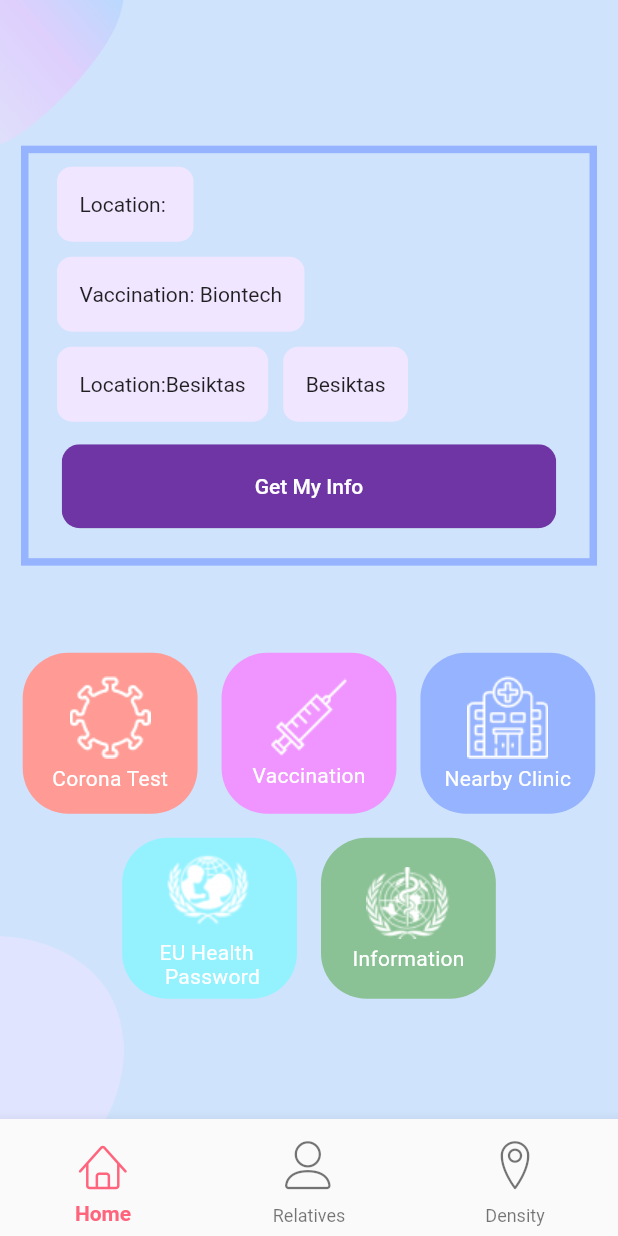
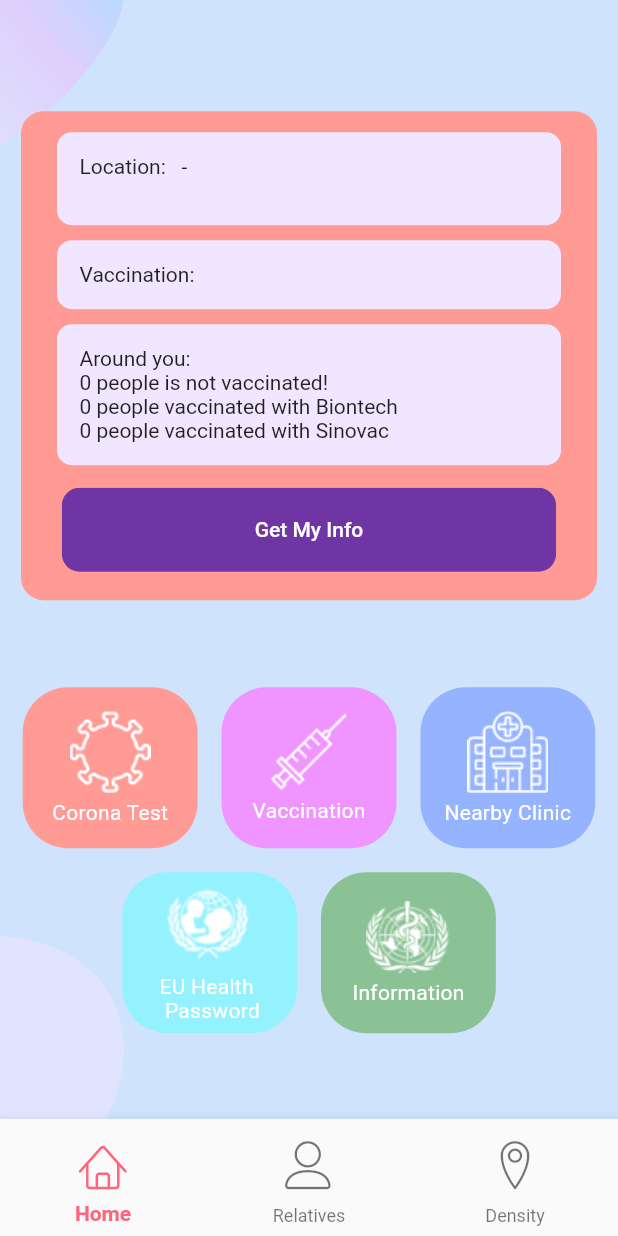
Before and after one commit to burhanemirkeles/capstone_project, a Flutter app: the MainScreen screen opened directly, after a tap on "Get My Info", on a phone screen of 412 x 824 dp. Run offline on Flutter 3.47's test engine with Material 2 defaults, Android fonts, the phone set to English and light mode, and no system bars; our stand-ins replace cloud_firestore, firebase_auth, firebase_core, firebase_database, geolocator, google_fonts and 2 more; missing offline and left inert: geocoder; accounts and stored records are empty.

Commit message:
info card created

```diff
--- a/mobile/lib/components/customTextLabelContainer.dart
+++ b/mobile/lib/components/customTextLabelContainer.dart
@@ -23,7 +23,7 @@ class _CustomTextLabelContainerState extends State<CustomTextLabelContainer> {
       margin: const EdgeInsets.symmetric(vertical: 5, horizontal: 5),
       padding: const EdgeInsets.all(15),
       //width: 160,
-      height: 50,
+      //height: 50,
       decoration: BoxDecoration(
         color: kPrimaryLightColor,
         borderRadius: BorderRadius.circular(10),
--- a/mobile/lib/main.dart
+++ b/mobile/lib/main.dart
@@ -31,7 +31,7 @@ class MyApp extends StatelessWidget {
         primaryColor: kPrimaryColor,
         scaffoldBackgroundColor: Colors.white,
       ),
-      home: const MainScreen(),
+      home: const WelcomeScreen(),
     );
   }
 }
--- a/mobile/lib/screens/Home_Page/body.dart
+++ b/mobile/lib/screens/Home_Page/body.dart
@@ -1,17 +1,20 @@
-// ignore_for_file: unused_import, avoid_print, prefer_const_constructors
+// ignore_for_file: unused_import, avoid_print, prefer_const_constructors, camel_case_types
 
 import 'package:capstone_project/Constants.dart';
 import 'package:capstone_project/components/assets.dart';
 import 'package:capstone_project/components/backgroundForLanding.dart';
 import 'package:capstone_project/components/customTextLabelContainer.dart';
 import 'package:capstone_project/components/roundedButton.dart';
+import 'package:capstone_project/screens/Corona_Test_Page/coronaTestScreen.dart';
 import 'package:capstone_project/screens/EU_Health_Passport_WV_page/eu_health_passport.dart';
 import 'package:capstone_project/screens/Home_Page/Map/map_view.dart';
 import 'package:capstone_project/screens/Home_Page/components/item_card.dart';
 import 'package:capstone_project/screens/Information_Page/information_page.dart';
 import 'package:capstone_project/screens/New_Pages/new_page_for_test.dart';
+import 'package:capstone_project/screens/Vaccination_Page/vaccination_screen.dart';
 import 'package:capstone_project/services/location.dart';
 import 'package:cloud_firestore/cloud_firestore.dart';
+import 'package:firebase_auth/firebase_auth.dart';
 import 'package:flutter/material.dart';
 import "package:capstone_project/screens/Home_Page/components/itemCardConstants.dart";
 import 'package:geolocator/geolocator.dart';
@@ -26,12 +29,24 @@ class Body extends StatefulWidget {
 
 class _BodyState extends State<Body> {
   Location location = Location();
-  String lat = " ";
-  String lon = " ";
-  String cityName = " ";
-  String vaccineInfo = " ";
+  String latitudeHomeScreen = " ";
+  String longitudeHomeScreen = " ";
+  double? latitudeDouble;
+  double? longitudeDouble;
+  String cityNameHomeScreen = " ";
+  String areaName = " ";
+  String vaccineInfoHomeScreen = " ";
+  String? userEmailHomeScreen = " ";
+  int? numberOfPeopleNotVaccinatedInArea = 0;
+  int? numberOfPeopleVaccinatedWithBiontech = 0;
+  int? numberOfPeopleVaccinatedWithSinovac = 0;
+  int? vaccinationCountHomeScreen;
+  Position? position;
 
   var database = FirebaseFirestore.instance;
+  FirebaseAuth auth = FirebaseAuth.instance;
+  Location locationObj = Location();
+  UserInfo userInfo = UserInfo();
 
   @override
   Widget build(BuildContext context) {
@@ -47,39 +62,104 @@ class _BodyState extends State<Body> {
                   child: Column(
                     children: [
                       Row(
-                        children: const [
-                          CustomTextLabelContainer(
-                            childWidgetOne: Text("Location: "),
-                            childWidgetTwo: Text(""),
+                        children: [
+                          Expanded(
+                            child: CustomTextLabelContainer(
+                              childWidgetOne: Text(
+                                  "Location: $latitudeHomeScreen - $longitudeHomeScreen \n$cityNameHomeScreen"),
+                              childWidgetTwo: Text(""),
+                            ),
                           ),
                         ],
                       ),
                       Row(
                         children: [
-                          CustomTextLabelContainer(
-                            childWidgetOne: Text("Vaccination: "),
-                            childWidgetTwo: Text(vaccineInfo),
+                          Expanded(
+                            child: CustomTextLabelContainer(
+                              childWidgetOne: Text("Vaccination: "),
+                              childWidgetTwo: Text(
+                                returnVaccinationInformation(
+                                  vaccineInfoHomeScreen,
+                                  vaccinationCountHomeScreen,
+                                ),
+                              ),
+                            ),
                           ),
                         ],
                       ),
                       Row(
-                        children: const [
-                          CustomTextLabelContainer(
-                            childWidgetOne: Text("Location:"),
-                            childWidgetTwo: Text("Besiktas"),
-                          ),
-                          CustomTextLabelContainer(
-                            childWidgetOne: Text(""),
-                            childWidgetTwo: Text("Besiktas"),
+                        children: [
+                          Expanded(
+                            child: CustomTextLabelContainer(
+                              childWidgetOne: Text(
+                                "Around you:\n${numberOfPeopleNotVaccinatedInArea.toString()} people is not vaccinated!\n${numberOfPeopleVaccinatedWithBiontech.toString()} people vaccinated with Biontech\n${numberOfPeopleVaccinatedWithSinovac.toString()} people vaccinated with Sinovac",
+                              ),
+                              childWidgetTwo: Text(""),
+                            ),
                           ),
                         ],
                       ),
                       RoundedButton(
                         text: "Get My Info",
-                        onPress: () {
-                          setState(() {
-                            vaccineInfo = "Biontech";
-                          });
+                        onPress: () async {
+                          await userInfo.getUserEmail(auth);
+                          userEmailHomeScreen = userInfo.email;
+                          print(userEmailHomeScreen);
+
+                          await location.getCurrentLocation();
+                          latitudeHomeScreen =
+                              location.latitude.toString().substring(0, 6);
+                          longitudeHomeScreen =
+                              location.longitude.toString().substring(0, 6);
+                          latitudeDouble = location.latitude;
+                          longitudeDouble = location.longitude;
+
+                          await location.getCurrentCity(
+                            database,
+                            userEmailHomeScreen!,
+                            latitudeDouble,
+                            longitudeDouble,
+                          );
+                          areaName = location.subAdminArea;
+                          cityNameHomeScreen = location.cityName;
+
+                          await userInfo.getVaccinationType(
+                              database, userEmailHomeScreen);
+                          vaccineInfoHomeScreen = userInfo.vaccinationType;
+
+                          await location.sendLocationDataToFirestore(
+                            database,
+                            userEmailHomeScreen!,
+                            location.latitude,
+                            location.longitude,
+                            cityNameHomeScreen,
+                          );
+
+                          await userInfo.getVaccinationCount(
+                              database, userEmailHomeScreen);
+                          vaccinationCountHomeScreen =
+                              userInfo.vaccinationCount;
+
+                          await sendDataToFireStore(
+                            database,
+                            userEmailHomeScreen!,
+                            areaName,
+                            vaccineInfoHomeScreen,
+                          );
+
+                          await location.getNumberOfPeopleInSameArea(
+                            database,
+                            areaName,
+                            vaccineInfoHomeScreen,
+                          );
+                          numberOfPeopleNotVaccinatedInArea =
+                              location.notVaccinatedCount;
+                          numberOfPeopleVaccinatedWithBiontech =
+                              location.vaccinatedWithBiontechCount;
+                          numberOfPeopleVaccinatedWithSinovac =
+                              location.vaccinatedWithSinovacCount;
+
+                          setState(() {});
                         },
                       ),
                     ],
@@ -88,10 +168,11 @@ class _BodyState extends State<Body> {
                 margin: const EdgeInsets.fromLTRB(0, 25, 0, 50),
                 padding: const EdgeInsets.all(4),
                 width: 384,
-                height: 280,
                 decoration: BoxDecoration(
+                  borderRadius: BorderRadius.circular(15),
+                  color: ItemCardConstants().coronaTestItemColor,
                   border: Border.all(
-                    color: ItemCardConstants().clinicItemColor,
+                    color: ItemCardConstants().coronaTestItemColor,
                     width: 5,
                   ),
                   //borderRadius: BorderRadius.circular(35),
@@ -121,7 +202,7 @@ class _BodyState extends State<Body> {
 
   ItemCard _itemCardOfCoronaTest() {
     return ItemCard(
-      routePage: const NewPage(),
+      routePage: const CoronaTestWebView(),
       image: Image.asset(ImageAssets().coronaIcon, alignment: Alignment.center),
       color: ItemCardConstants().coronaTestItemColor,
       widget: Text(
@@ -133,7 +214,7 @@ class _BodyState extends State<Body> {
 
   ItemCard _itemCardOfVaccination() {
     return ItemCard(
-      routePage: const NewPage(),
+      routePage: const VaccinationPage(),
       image:
           Image.asset(ImageAssets().vaccineIcon, alignment: Alignment.center),
       color: ItemCardConstants().vaccinationItemColor,
@@ -181,4 +262,77 @@ class _BodyState extends State<Body> {
       ),
     );
   }
+
+  Future<void> sendDataToFireStore(
+    FirebaseFirestore database,
+    String email,
+    String areaName,
+    String vaccinationType,
+  ) async {
+    String mail = email;
+    final newData = <String, dynamic>{
+      "email": mail,
+      "areaName": areaName,
+      "vaccinationType": vaccinationType,
+    };
+    database
+        .collection("locationAndUserInfo")
+        .doc(email)
+        .set(newData)
+        .onError((e, _) => print("Error writing document: $e"));
+  }
+
+  String returnVaccinationInformation(
+      String vaccinationType, int? numberOfDoses) {
+    if (vaccinationType == "Sinovac") {
+      return "Sinovac $numberOfDoses doses";
+    } else if (vaccinationType == "PfizerBiontech") {
+      return "Pfizer-Biontech $numberOfDoses doses";
+    } else if (vaccinationType == "NotVaccinated") {
+      return "Not Vaccinated!";
+    } else {
+      return "";
+    }
+  }
 }
+
+class UserInfo {
+  late String? email;
+  late String vaccinationType;
+  late int? vaccinationCount;
+  Future<void> getUserEmail(FirebaseAuth auth) async {
+    try {
+      email = auth.currentUser?.email.toString();
+    } catch (e) {
+      print("error happened when getting email data of current user");
+    }
+  }
+
+  Future<void> getVaccinationType(
+    FirebaseFirestore db,
+    String? email,
+  ) async {
+    try {
+      final ref = db.collection("users").doc(email);
+      final docSnap = await ref.get();
+      final data = docSnap.data();
+      vaccinationType = data!['vaccination type'];
+    } catch (e) {
+      print(e);
+    }
+  }
+
+  Future<void> getVaccinationCount(
+    FirebaseFirestore db,
+    String? email,
+  ) async {
+    try {
+      final ref = db.collection("users").doc(email);
+      final docSnap = await ref.get();
+      final data = docSnap.data();
+      vaccinationCount = data!['vaccination count'];
+    } catch (e) {
+      print(e);
+    }
+  }
+}
--- a/mobile/lib/screens/Home_Page/components/item_card.dart
+++ b/mobile/lib/screens/Home_Page/components/item_card.dart
@@ -22,6 +22,7 @@ class ItemCard extends StatelessWidget {
   final Image image;
   final Widget widget;
   final EdgeInsets? margin;
+
   @override
   Widget build(BuildContext context) {
     Size size = MediaQuery.of(context).size;
--- a/mobile/lib/services/location.dart
+++ b/mobile/lib/services/location.dart
@@ -1,12 +1,20 @@
 // ignore_for_file: avoid_print, import_of_legacy_library_into_null_safe
-
+//TODO: locationAndUserInfo colection ı değiştir & GetCurrentLocation position alsın!!
+import 'package:capstone_project/screens/Vaccination_Page/vaccination_screen.dart';
 import 'package:cloud_firestore/cloud_firestore.dart';
 import 'package:geolocator/geolocator.dart';
 import 'dart:async';
 import 'package:geocoder/geocoder.dart';
 
 class Location {
-  /*
+  late double latitude;
+  late double longitude;
+  late String cityName;
+  late String subAdminArea;
+  late int? notVaccinatedCount;
+  late int? vaccinatedWithBiontechCount;
+  late int? vaccinatedWithSinovacCount;
+
   Future<void> getCurrentLocation() async {
     try {
       Position position = await Geolocator.getCurrentPosition(
@@ -14,40 +22,39 @@ class Location {
       latitude = position.latitude;
       longitude = position.longitude;
     } catch (e) {
-      print("error");
+      print("error happened when getting location data");
     }
   }
-*/
-/*
+
   Future<void> getCurrentCity(
     FirebaseFirestore db,
     String email,
+    double? latitude,
+    double? longitude,
   ) async {
     try {
-      final ref = db.collection("locationAndUserInfo").doc("email");
-      final docSnap = await ref.get();
-      final data = docSnap.data();
-      latitude = data!['lat'];
-      longitude = data['lon'];
+      //final ref = db.collection("locationAndUserInfo").doc("email");
+      //final docSnap = await ref.get();
+      //final data = docSnap.data();
+      //latitude = data!['lat'];
+      //longitude = data['lon'];
       final Coordinates coordinates = Coordinates(latitude, longitude);
       final address =
           await Geocoder.local.findAddressesFromCoordinates(coordinates);
-      var first = address.first.addressLine;
-      print(first);
-
-      print(latitude);
-      print(longitude);
+      subAdminArea = address.first.subAdminArea;
+      final thoroughfare = address.first.thoroughfare;
+      cityName = thoroughfare + ", " + subAdminArea;
     } catch (e) {
       print(e);
     }
   }
-*/
-/*
+
   Future<void> sendLocationDataToFirestore(
     FirebaseFirestore database,
     String email,
     double latitude,
     double longitude,
+    String cityName,
   ) async {
     double lat = latitude;
     double lon = longitude;
@@ -55,6 +62,7 @@ class Location {
     final newData = <String, dynamic>{
       "lat": lat,
       "lon": lon,
+      "cityName": cityName,
       "email": mail,
     };
     database
@@ -63,5 +71,28 @@ class Location {
         .set(newData)
         .onError((e, _) => print("Error writing document: $e"));
   }
-  */
+
+  Future<void> getNumberOfPeopleInSameArea(FirebaseFirestore database,
+      String areaName, String vaccinationType) async {
+    final notVaccinated = database
+        .collection("locationAndUserInfo")
+        .where("areaName", isEqualTo: areaName)
+        .where("vaccinationType", isEqualTo: "NotVaccinated");
+    final snaphot = await notVaccinated.get();
+    notVaccinatedCount = snaphot.size;
+
+    final vaccinatedWithBiontech = database
+        .collection("locationAndUserInfo")
+        .where("areaName", isEqualTo: areaName)
+        .where("vaccinationType", isEqualTo: "PfizerBiontech");
+    final snaphot1 = await vaccinatedWithBiontech.get();
+    vaccinatedWithBiontechCount = snaphot1.size;
+
+    final vaccinatedWithSinovac = database
+        .collection("locationAndUserInfo")
+        .where("areaName", isEqualTo: areaName)
+        .where("vaccinationType", isEqualTo: "Sinovac");
+    final snaphot2 = await vaccinatedWithSinovac.get();
+    vaccinatedWithSinovacCount = snaphot2.size;
+  }
 }
```
